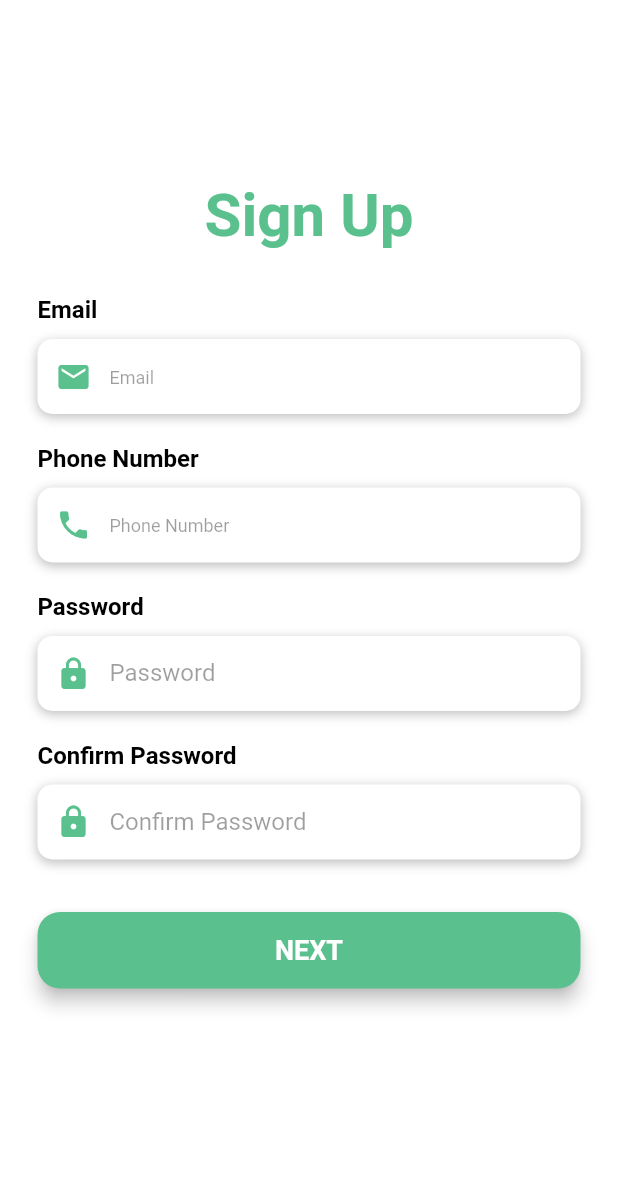
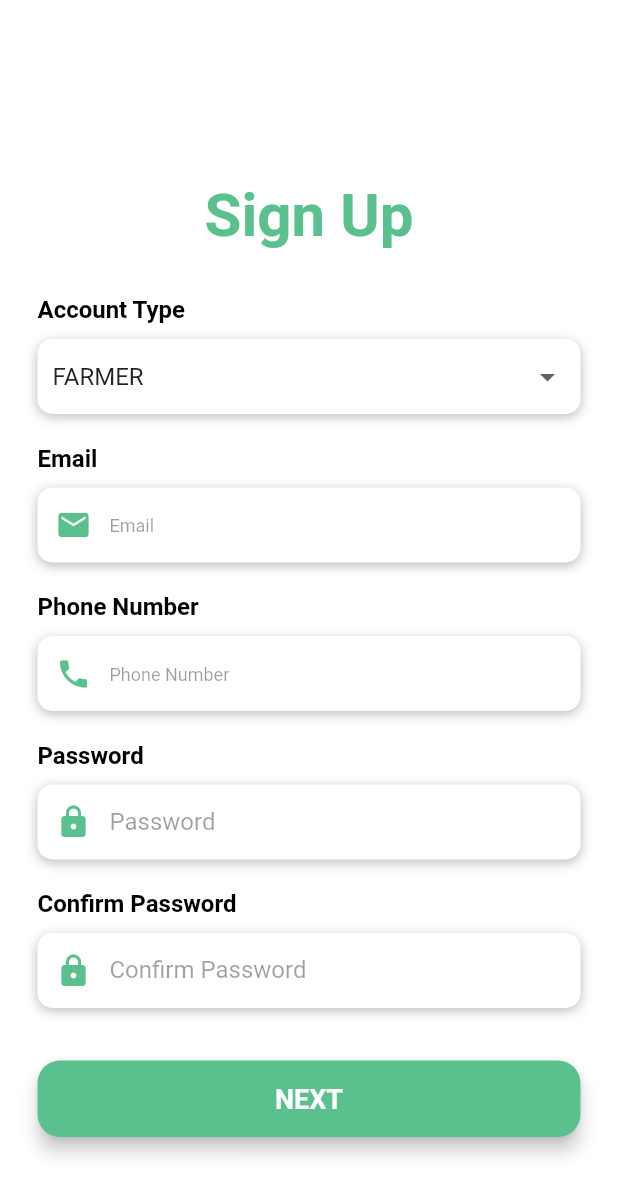
Before and after one commit to anselm88/Fashcop, a Flutter app: the FirstSignUpScreen screen opened by its route, on a phone screen of 412 x 824 dp. Shown: the top 1196 px of the screen. Run offline on Flutter 3.47's test engine with Material 2 defaults, Android fonts, the phone set to English and light mode, and no system bars; our stand-ins replace cloud_firestore, firebase_auth, firebase_core, firebase_storage, fluttertoast, google_nav_bar and 1 more; accounts and stored records are empty.

Commit message:
account type to the signup page

```diff
--- a/lib/components/signup_data.dart
+++ b/lib/components/signup_data.dart
@@ -9,7 +9,8 @@ class SignupFormData extends ChangeNotifier {
       location,
       gender,
       phoneNumber,
-      profileImageURL;
+      profileImageURL,
+      accountType;
   List<String> agroActivity = [];
   late String email, password;
 }
--- a/lib/main.dart
+++ b/lib/main.dart
@@ -52,7 +52,7 @@ class MyApp extends StatelessWidget {
         ),
         title: 'FashCoP',
         debugShowCheckedModeBanner: false,
-        initialRoute: HomeScreen.id,
+        initialRoute: FirstSignUpScreen.id,
         routes: {
           HomeScreen.id: (context) => HomeScreen(),
           LoginScreen.id: (context) => LoginScreen(),
--- a/lib/screens/final_signup_screen.dart
+++ b/lib/screens/final_signup_screen.dart
@@ -159,6 +159,10 @@ class _FinalSignUpScreen extends State<FinalSignUpScreen> {
                                           context,
                                           listen: false)
                                       .agroActivity,
+                                  'accountType': Provider.of<SignupFormData>(
+                                          context,
+                                          listen: false)
+                                      .accountType,
                                 });
                                 Navigator.pushNamed(context, HomeScreen.id);
                               } on FirebaseAuthException catch (error) {
--- a/lib/screens/first_signup_screen.dart
+++ b/lib/screens/first_signup_screen.dart
@@ -1,4 +1,5 @@
 import 'package:fashcop/components/signup_data.dart';
+import 'package:fashcop/models/add_project_map.dart';
 import 'package:firebase_auth/firebase_auth.dart';
 import 'package:flutter/material.dart';
 import 'package:fashcop/variables/constants.dart';
@@ -39,8 +40,9 @@ class _FirstSignUpScreen extends State<FirstSignUpScreen> {
   final phoneNumberControler = TextEditingController();
 
   late String password, email, phoneNumber;
+  var loading = false;
 
-  var loading = false;
+  dynamic dropdownValue = accountType[0];
 
   @override
   Widget build(BuildContext context) {
@@ -74,6 +76,51 @@ class _FirstSignUpScreen extends State<FirstSignUpScreen> {
                               fontWeight: FontWeight.bold),
                         ),
                         const SizedBox(height: 30),
+                        Column(
+                          crossAxisAlignment: CrossAxisAlignment.start,
+                          children: [
+                            Text(
+                              "Account Type",
+                              style: kAddProjectTextFieldNameStyle,
+                            ),
+                            const SizedBox(
+                              height: 10,
+                            ),
+                            Container(
+                              alignment: Alignment.centerLeft,
+                              decoration: BoxDecoration(
+                                color: Colors.white,
+                                borderRadius: BorderRadius.circular(10),
+                                boxShadow: kTextBoxShadow,
+                              ),
+                              height: 50,
+                              child: Padding(
+                                padding: const EdgeInsets.all(10.0),
+                                child: DropdownButton(
+                                  underline: SizedBox(),
+                                  hint: Text(
+                                    "Choose your Account Type",
+                                    style: TextStyle(color: Colors.black38),
+                                  ),
+                                  isExpanded: true,
+                                  value: dropdownValue,
+                                  items: accountType.map((valueItem) {
+                                    return DropdownMenuItem(
+                                      child: Text(valueItem),
+                                      value: valueItem,
+                                    );
+                                  }).toList(),
+                                  onChanged: (newValue) {
+                                    setState(() {
+                                      dropdownValue = newValue;
+                                    });
+                                  },
+                                ),
+                              ),
+                            ),
+                          ],
+                        ),
+                        const SizedBox(height: 20),
 
                         TextIputField(
                           validateFunction: checkFieldEmpty,
@@ -140,6 +187,9 @@ class _FirstSignUpScreen extends State<FirstSignUpScreen> {
                                   setState(() {
                                     Provider.of<SignupFormData>(context,
                                             listen: false)
+                                        .accountType = dropdownValue;
+                                    Provider.of<SignupFormData>(context,
+                                            listen: false)
                                         .email = email;
                                     Provider.of<SignupFormData>(context,
                                             listen: false)
--- a/lib/variables/constants.dart
+++ b/lib/variables/constants.dart
@@ -48,3 +48,5 @@ List timeframeList = [
   "Less than 1 Year",
   "More than 1 Year"
 ];
+
+List accountType = ["FARMER", "INVESTOR"];
```
